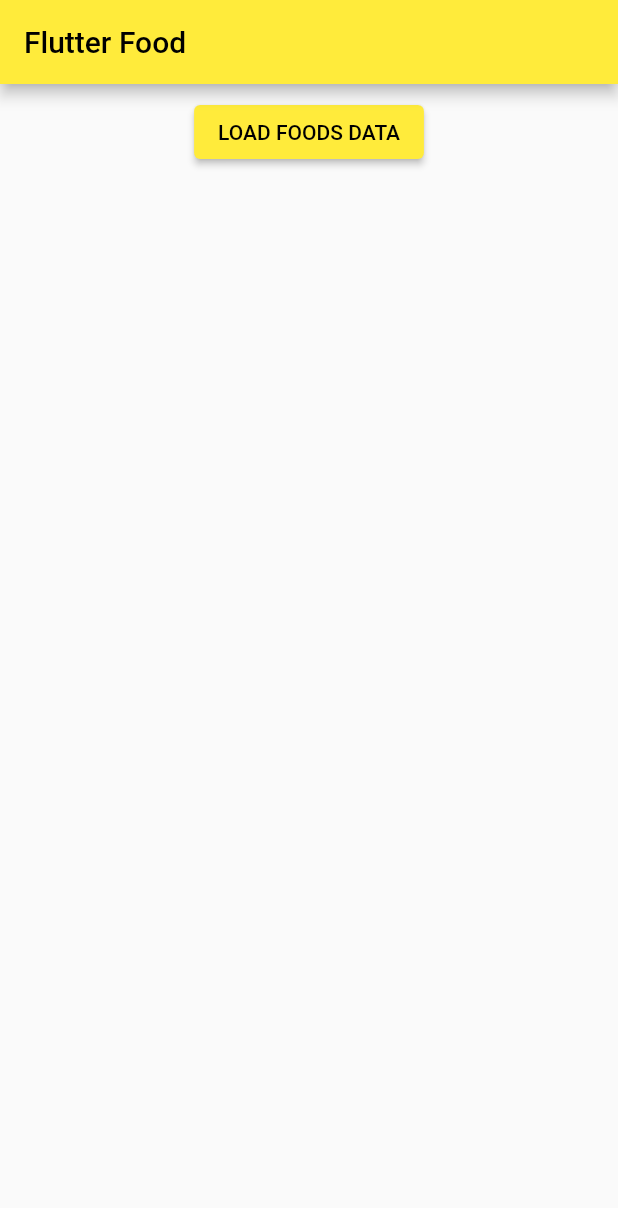
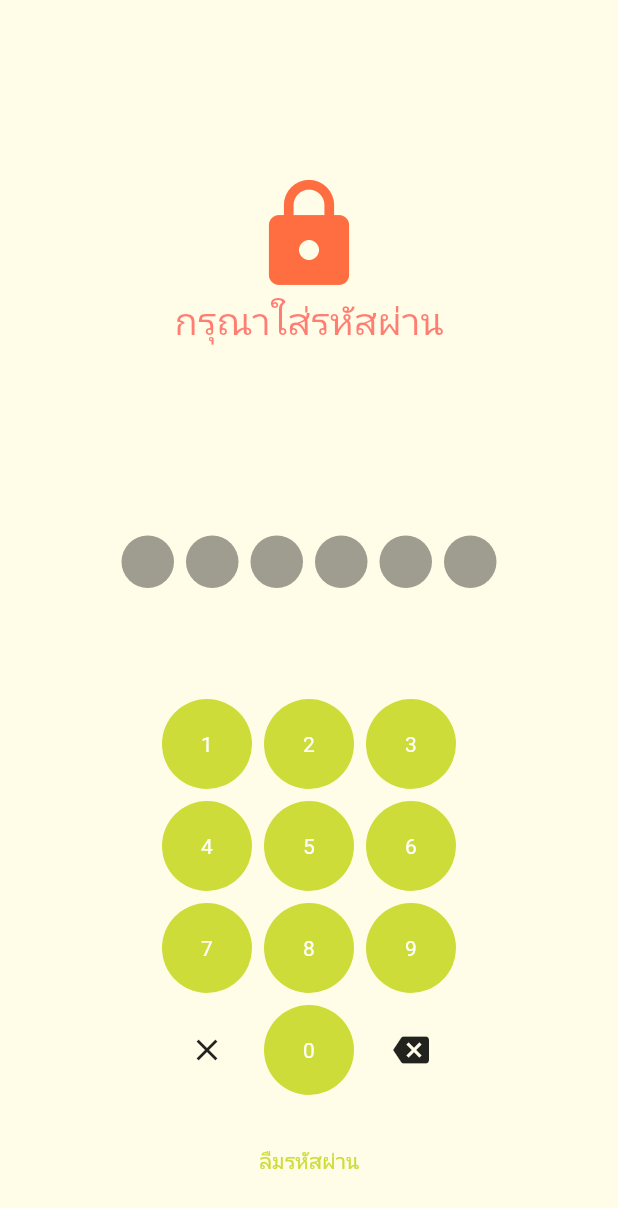
Before and after one commit to Bubparam/food, a Flutter app: the screen it shows after launch, on a phone screen of 412 x 824 dp. Shown: the top 1208 px of the screen. Run offline on Flutter 3.47's test engine with Material 2 defaults, Android fonts, the phone set to English and light mode, and no system bars.

Commit message:
api login

```diff
--- /dev/null
+++ b/lib/api_result.dart
@@ -0,0 +1,19 @@
+class ApiResult{
+  final String status;
+  final String? message;
+  final dynamic data;
+
+  ApiResult({
+    required this.status,
+    required this.message,
+    required this.data,
+});
+
+  factory ApiResult.fromJson(Map<String, dynamic> json){
+    return ApiResult(
+        status: json['status'],
+        message: json['message'],
+        data: json['data'],
+    );
+  }
+}
--- /dev/null
+++ b/lib/login_page.dart
@@ -0,0 +1,247 @@
+import 'package:flutter/material.dart';
+import 'package:untitled1/api_result.dart';
+import 'package:untitled1/home_page.dart';
+import 'package:http/http.dart' as http;
+import 'dart:convert';
+
+class LoginPage extends StatefulWidget {
+  static const buttonSize = 60.0;
+
+  const LoginPage({Key? key}) : super(key: key);
+
+  @override
+  State<LoginPage> createState() => _LoginPageState();
+}
+
+class _LoginPageState extends State<LoginPage> {
+  String _input = '';
+  String _input2 = '123456';
+
+  @override
+  Widget build(BuildContext context) {
+    return Scaffold(
+      body: SizedBox.expand(
+        child: Container(
+          decoration: BoxDecoration(color: Colors.yellow.shade50, boxShadow: [
+            BoxShadow(
+              color: Colors.black.withOpacity(0.5),
+              offset: Offset(2.0, 5.0),
+              blurRadius: 5.0,
+              spreadRadius: 2.0,
+            )
+          ]),
+          child: Padding(
+            padding: const EdgeInsets.all(10),
+            child: Center(
+              child: Column(
+                mainAxisSize: MainAxisSize.min,
+                crossAxisAlignment: CrossAxisAlignment.stretch,
+                children: [
+                  Expanded(
+                    child: Row(
+                      mainAxisAlignment: MainAxisAlignment.center,
+                      crossAxisAlignment: CrossAxisAlignment.center,
+                      children: [
+                        Column(
+                          crossAxisAlignment: CrossAxisAlignment.center,
+                          mainAxisAlignment: MainAxisAlignment.center,
+                          children: [
+                            Icon(
+                              Icons.lock,
+                              size: 80.0,
+                              color: Colors.deepOrangeAccent,
+                            ),
+                            Text(
+                              'กรุณาใส่รหัสผ่าน',
+                              style: TextStyle(
+                                  fontSize: 25.0, color: Color(0x80FF0000)),
+                            ),
+                          ],
+                        ),
+                      ],
+                    ),
+                  ),
+                  Padding(
+                    padding: const EdgeInsets.all(16.0),
+                    child: Column(
+                      mainAxisAlignment: MainAxisAlignment.center,
+                      children: [
+                        Row(
+                          mainAxisAlignment: MainAxisAlignment.center,
+                          children: [
+                            for (var i = 0; i < _input.length; i++)
+                              Padding(
+                                padding: const EdgeInsets.all(4.0),
+                                child: Container(
+                                  decoration: BoxDecoration(
+                                    color: Colors.limeAccent,
+                                    shape: BoxShape.circle,
+                                  ),
+                                  alignment: Alignment.center,
+                                  width: 35.0,
+                                  height: 35.0,
+                                ),
+                              ),
+                            for (var i = 0;
+                                i < (_input2.length - _input.length);
+                                i++)
+                              Padding(
+                                padding: const EdgeInsets.all(4.0),
+                                child: Container(
+                                  decoration: BoxDecoration(
+                                    color: Colors.black38,
+                                    shape: BoxShape.circle,
+                                  ),
+                                  alignment: Alignment.center,
+                                  width: 35.0,
+                                  height: 35.0,
+                                ),
+                              ),
+                          ],
+                        ),
+                      ],
+                    ),
+                  ),
+                  SizedBox(
+                    height: 50.0,
+                  ),
+                  Row(
+                    mainAxisAlignment: MainAxisAlignment.center,
+                    children: [
+                      for (var i = 1; i <= 3; i++) buildButton(i),
+                    ],
+                  ),
+                  Row(
+                    mainAxisAlignment: MainAxisAlignment.center,
+                    children: [
+                      for (var i = 4; i <= 6; i++) buildButton(i),
+                    ],
+                  ),
+                  Row(
+                    mainAxisAlignment: MainAxisAlignment.center,
+                    children: [
+                      for (var i = 7; i <= 9; i++) buildButton(i),
+                    ],
+                  ),
+                  Row(
+                    mainAxisAlignment: MainAxisAlignment.center,
+                    children: [
+                      Padding(
+                        padding: const EdgeInsets.all(4.0),
+                        child: InkWell(
+                          onTap: () {
+                            print("Delete");
+                            setState(() {
+                              _input = "";
+                            });
+                          },
+                          borderRadius:
+                              BorderRadius.circular(LoginPage.buttonSize / 2),
+                          child: Container(
+                            alignment: Alignment.center,
+                            width: LoginPage.buttonSize,
+                            height: LoginPage.buttonSize,
+                            child: Icon(Icons.close),
+                          ),
+                        ),
+                      ),
+                      buildButton(0),
+                      buildButton(-1),
+                    ],
+                  ),
+                  Padding(
+                    padding: const EdgeInsets.all(16.0),
+                    child: TextButton(
+                      child: Text('ลืมรหัสผ่าน'),
+                      style: TextButton.styleFrom(
+                        primary: Colors.lime,
+                      ),
+                      onPressed: () {},
+                    ),
+                  ),
+                ],
+              ),
+            ),
+          ),
+        ),
+      ),
+    );
+  }
+
+  Widget buildButton(int num) {
+    return Padding(
+      padding: const EdgeInsets.all(4.0),
+      child: InkWell(
+        onTap: () async {
+          if (num == -1) {
+            print('Backspace');
+
+            setState(() {
+              var length = _input.length;
+              _input = _input.substring(0, length - 1);
+            });
+          } else {
+            if (_input.length < 6) {
+              setState(() {
+                _input = '$_input$num';
+              });
+            }
+          }
+          final url = Uri.parse('https://cpsu-test-api.herokuapp.com/login');
+          final response = await http.post(
+            url,
+            headers: {'Content-Type': 'application/json'},
+            body: jsonEncode({'pin': _input}),
+          );
+          var json = jsonDecode(response.body);
+          var apiResult = ApiResult.fromJson(json);
+
+          if (apiResult.data == true) {
+            Navigator.push(
+              context,
+              MaterialPageRoute(builder: (context) => const HomePage()),
+            );
+            _input = "";
+          } else if (_input2 != _input && _input.length == 6) {
+            showDialog(
+                context: context,
+                barrierDismissible: false,
+                builder: (BuildContext context) {
+                  return AlertDialog(
+                    title: Text('Incorrect PIN'),
+                    content: Text('กรุณากรอกใหม่'),
+                    actions: [
+                      ElevatedButton(
+                        onPressed: () {
+                          Navigator.of(context).pop();
+                          _input = "";
+                        },
+                        child: Text('OK'),
+                      )
+                    ],
+                  );
+                });
+          }
+        },
+        borderRadius: BorderRadius.circular(LoginPage.buttonSize / 2),
+        child: Container(
+          decoration: (num == -1)
+              ? null
+              : BoxDecoration(
+                  color: Colors.lime,
+                  shape: BoxShape.circle,
+                ),
+          alignment: Alignment.center,
+          width: LoginPage.buttonSize,
+          height: LoginPage.buttonSize,
+          child: (num == -1)
+              ? Icon(Icons.backspace)
+              : Text(
+                  '$num',
+                  style: TextStyle(color: Color(0xffffffff)),
+                ),
+        ),
+      ),
+    );
+  }
+}
--- a/lib/main.dart
+++ b/lib/main.dart
@@ -1,5 +1,5 @@
 import 'package:flutter/material.dart';
-import 'package:untitled1/home_page.dart';
+import 'package:untitled1/login_page.dart';
 
 void main() {
   runApp(const MyApp());
@@ -16,7 +16,7 @@ class MyApp extends StatelessWidget {
       theme: ThemeData(
         primarySwatch: Colors.yellow,
       ),
-      home: HomePage(),
+      home: LoginPage(),
     );
   }
 }
```
Also changed, not shown: lib/food_item.dart (added, +33 -0 lines), lib/home_page.dart (+16 -13 lines).
